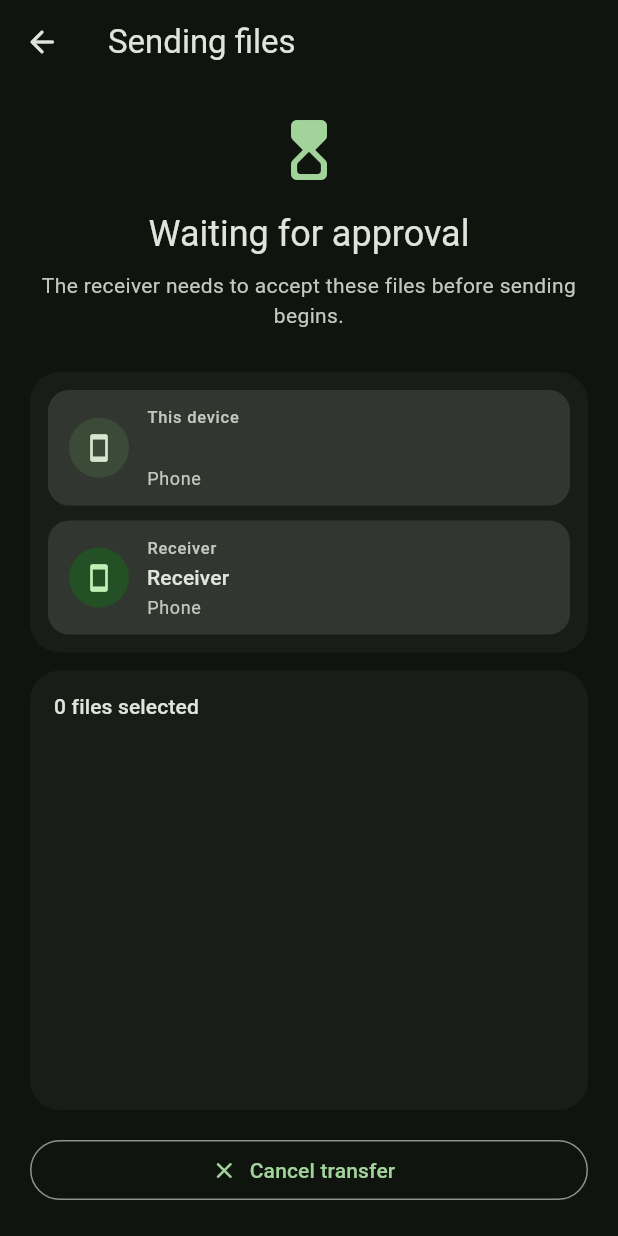
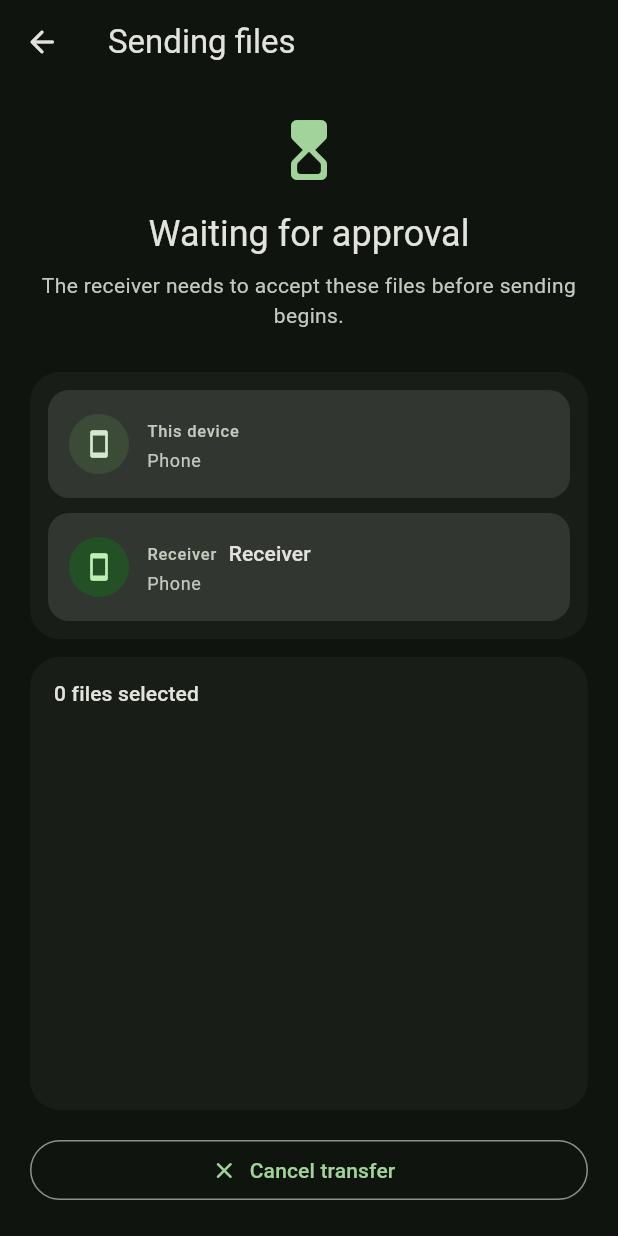
Before and after one commit to iamsami101/Flashbyte, a Flutter app: the OutgoingTransferOfferPage screen opened directly with empty values, on a phone screen of 412 x 824 dp. Run offline on Flutter 3.47's test engine with Material 3 defaults, Android fonts, the phone set to English and light mode, and no system bars; drawn by our look-alikes of dynamic_color, flutter_animate; our stand-ins replace connectivity_plus, flutter_local_notifications, open_file, qr_flutter, shared_preferences; missing offline and left inert: disable_battery_optimization, external_path, fast_file_picker, heroine, loading_indicator_m3e, material_new_shapes and 7 more; accounts and stored records are empty.

Commit message:
fix: prevent approval device row overflow

```diff
--- a/lib/tcp_socket_pages/outgoing_transfer_offer_page.dart
+++ b/lib/tcp_socket_pages/outgoing_transfer_offer_page.dart
@@ -444,19 +444,26 @@ class _ApprovalDeviceRow extends StatelessWidget {
               Expanded(
                 child: Column(
                   crossAxisAlignment: CrossAxisAlignment.start,
+                  mainAxisSize: MainAxisSize.min,
                   spacing: 2,
+                  children: [
+                    Row(
+                      spacing: 8,
                       children: [
                         Text(
                           label,
-                      style: Theme.of(context).textTheme.labelSmall?.copyWith(
-                        color: colorScheme.onSurfaceVariant,
+                          style: Theme.of(context).textTheme.labelSmall
+                              ?.copyWith(color: colorScheme.onSurfaceVariant),
                         ),
-                    ),
-                    Text(
+                        Expanded(
+                          child: Text(
                             name,
                             maxLines: 1,
                             overflow: TextOverflow.ellipsis,
                             style: Theme.of(context).textTheme.titleSmall,
+                          ),
+                        ),
+                      ],
                     ),
                     Text(
                       detail,
```
Lines whose indentation alone changed are shown as unchanged.
